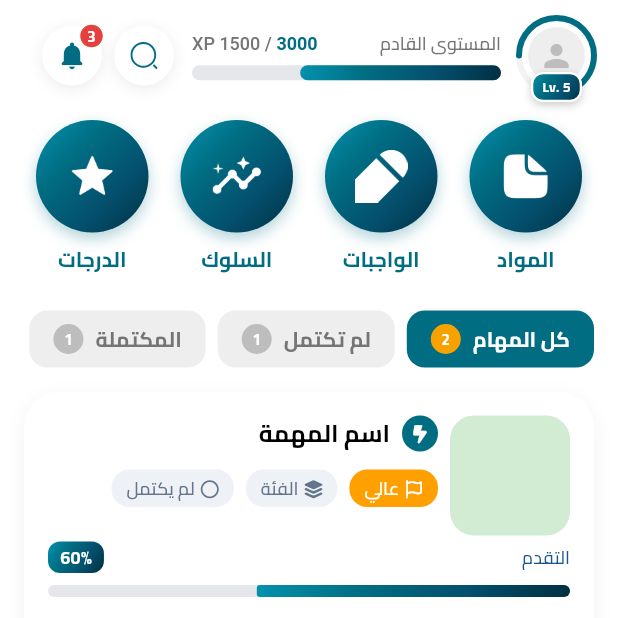
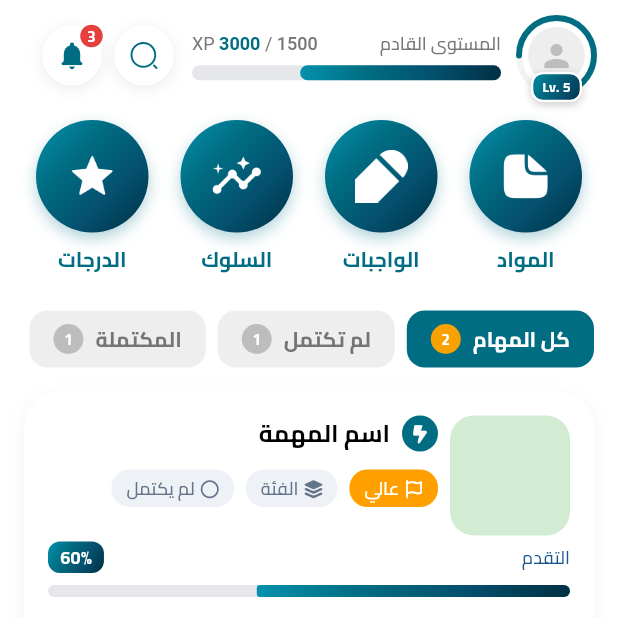
Before and after one commit to blackfalc0ns/student_moazez, a Flutter app: the screen it shows after launch, scrolled down 444 dp, on a phone screen of 412 x 824 dp, the top half of it. Run offline on Flutter 3.47's test engine with Material 3 defaults, Android fonts, the phone set to English and light mode, and no system bars; our stand-ins replace cached_network_image, dio, flutter_bloc, flutter_image_compress, flutter_secure_storage, flutter_svg and 4 more; missing offline and left inert: dio_cache_interceptor, dio_cache_interceptor_hive_store, flutter_osm_plugin; accounts and stored records are empty.

Commit message:
change arrange of textspan in home app bar

```diff
--- a/lib/features/home/presentation/widgets/home_app_bar.dart
+++ b/lib/features/home/presentation/widgets/home_app_bar.dart
@@ -205,20 +205,33 @@ class HomeAppBar extends StatelessWidget {
                 text: const TextSpan(
                   style: TextStyle(fontFamily: 'Cairo', fontSize: 12),
                   children: [
+                      TextSpan(
+                      text: '1500 ',
+                      style: TextStyle(
+                        color: AppColors.textLight70,
+                        fontWeight: FontWeight.w500,
+                      ),
+                    ),
                     TextSpan(
-                      text: '3000',
+                      text: '/',
+                      style: TextStyle(
+                        color: AppColors.textLight70,
+                      ),
+                    ),
+                    TextSpan(
+                      text: ' 3000',
                       style: TextStyle(
                         fontWeight: FontWeight.bold,
                         color: AppColors.primary,
                       ),
                     ),
                     TextSpan(
-                      text: ' / 1500 XP',
+                      text: ' XP',
                       style: TextStyle(
                         color: AppColors.textLight70,
-                        fontWeight: FontWeight.w500,
                       ),
                     ),
+
                   ],
                 ),
               ),
```
